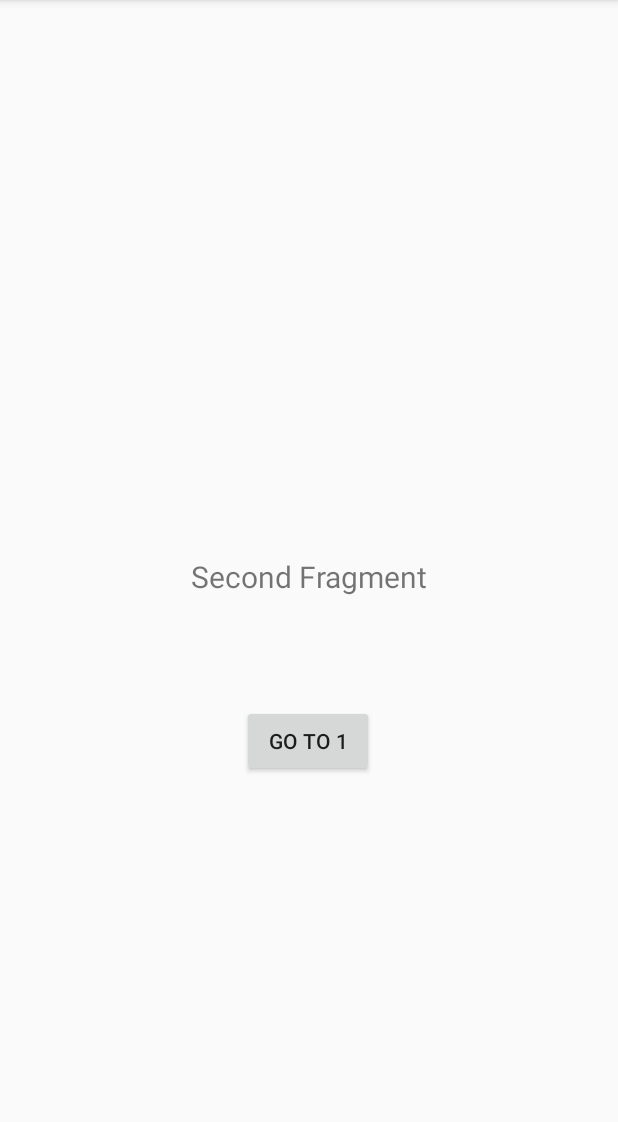
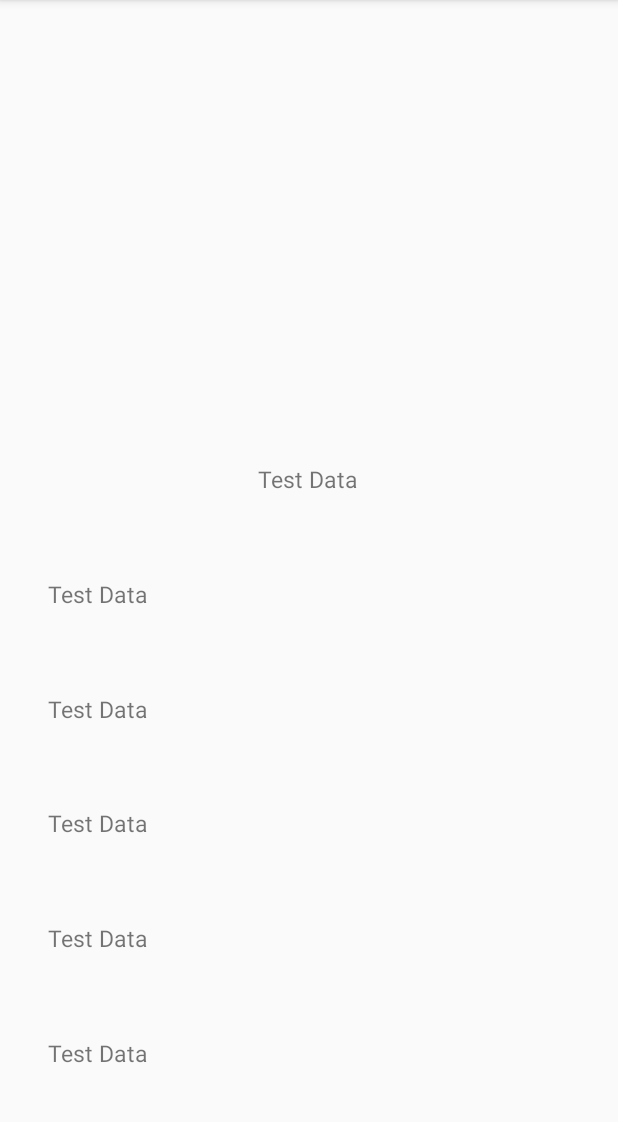
Before and after one commit to hshdave/MajorProjMAD313, an Android app: the SecondFragment screen opened through its navigation route, on a phone screen of 412 x 824 dp, the part 84-1206 px from its top. Run offline under Robolectric (Android 15) with nearby library versions, the phone set to English and light mode, and no system bars; our stand-ins replace Picasso; pictures from the network do not load; 10 statements that could not run were skipped.

Commit message:
implemented Second Fragment

```diff
--- a/app/src/main/java/com/example/myapplication/Recadapter.java
+++ b/app/src/main/java/com/example/myapplication/Recadapter.java
@@ -41,7 +41,11 @@ public class Recadapter extends RecyclerView.Adapter<Recadapter.ViewHolder>{
         Picasso.get().load(arrypro.get(position).getImage()).into(holder.pkimg);
         holder.pkname.setText(arrypro.get(position).getName());
 
+    }
 
+    public void setClickListener(View.OnClickListener itemlistener)
+    {
+        this.itemlistener = itemlistener;
     }
 
     @Override
@@ -61,6 +65,7 @@ public class Recadapter extends RecyclerView.Adapter<Recadapter.ViewHolder>{
             pkimg = itemview.findViewById(R.id.img_pk);
             pkname = itemview.findViewById(R.id.txt_pknm);
             itemview.setTag(this);
+            itemview.setOnClickListener(itemlistener);
         }
 
     }
--- a/app/src/main/java/com/example/myapplication/SecondFragment.java
+++ b/app/src/main/java/com/example/myapplication/SecondFragment.java
@@ -14,32 +14,41 @@ import android.view.LayoutInflater;
 import android.view.View;
 import android.view.ViewGroup;
 import android.widget.Button;
+import android.widget.ImageView;
+import android.widget.TextView;
+
+import com.squareup.picasso.Picasso;
 
 
 public class SecondFragment extends Fragment {
 
 
-    Button btn_go;
+    ImageView imgv;
+    TextView txt_pname,txt_desc,txt_type,txt_height,txt_weight,txt_ability;
+
     private NavController navController;
 
     public SecondFragment() {
         // Required empty public constructor
     }
 
-
     @Override
     public void onViewCreated(@NonNull View view, @Nullable Bundle savedInstanceState) {
         super.onViewCreated(view, savedInstanceState);
 
         navController = Navigation.findNavController(getActivity(),R.id.nav_host_fragment);
-        btn_go = view.findViewById(R.id.btn_second);
+        Pokemon_ p = getArguments().getParcelable("data");
 
-        btn_go.setOnClickListener(new View.OnClickListener() {
-            @Override
-            public void onClick(View v) {
-                navController.navigate(R.id.firstFragment);
-            }
-        });
+        imgv = view.findViewById(R.id.pkd_imgv);
+        txt_pname = view.findViewById(R.id.pkd_txtpname);
+        txt_desc = view.findViewById(R.id.pkd_txtpdesc);
+        txt_ability = view.findViewById(R.id.pkd_txtpability);
+        txt_type = view.findViewById(R.id.pkd_txtptype);
+        txt_height = view.findViewById(R.id.pkd_txtpheight);
+        txt_weight = view.findViewById(R.id.pkd_txtpweight);
+
+        genView(p);
+
     }
 
     @Override
@@ -54,5 +63,17 @@ public class SecondFragment extends Fragment {
         super.onAttach(context);
 
     }
+    public void genView(Pokemon_ p)
+    {
+        Picasso.get().load(p.getImage()).into(imgv);
+        txt_pname.setText(p.getName());
+        txt_desc.setText(p.getDescription());
+        txt_type.setText("Type : "+p.getType());
+        txt_ability.setText("Ability : "+p.getAbility());
+        txt_height.setText("Height : "+p.getHeight());
+        txt_weight.setText("Weight : "+p.getWeight());
+    }
+
+
 
 }
--- a/app/src/main/res/layout/fragment_second.xml
+++ b/app/src/main/res/layout/fragment_second.xml
@@ -6,26 +6,79 @@
     android:layout_height="match_parent"
     tools:context=".SecondFragment">
 
-    <TextView
-        android:id="@+id/txt_secondfrag"
-        android:layout_width="wrap_content"
-        android:layout_height="wrap_content"
-        android:text="Second Fragment"
-        android:textSize="20sp"
-        app:layout_constraintBottom_toBottomOf="parent"
+    <ImageView
+        android:id="@+id/pkd_imgv"
+        android:layout_width="170dp"
+        android:layout_height="170dp"
+        android:layout_marginTop="16dp"
+        app:layout_constraintBottom_toTopOf="@+id/pkd_txtpname"
         app:layout_constraintEnd_toEndOf="parent"
+        app:layout_constraintHorizontal_bias="0.497"
         app:layout_constraintStart_toStartOf="parent"
         app:layout_constraintTop_toTopOf="parent" />
 
-    <Button
-        android:id="@+id/btn_second"
+    <TextView
+        android:id="@+id/pkd_txtpname"
         android:layout_width="wrap_content"
         android:layout_height="wrap_content"
-        android:layout_marginTop="72dp"
-        android:text="Go to 1"
+        android:layout_marginTop="12dp"
+        android:text="Test Data"
+        android:textSize="15sp"
+        app:layout_constraintBottom_toTopOf="@+id/pkd_txtpdesc"
         app:layout_constraintEnd_toEndOf="parent"
         app:layout_constraintHorizontal_bias="0.498"
         app:layout_constraintStart_toStartOf="parent"
-        app:layout_constraintTop_toBottomOf="@+id/txt_secondfrag" />
+        app:layout_constraintTop_toBottomOf="@+id/pkd_imgv" />
+
+    <TextView
+        android:id="@+id/pkd_txtpdesc"
+        android:layout_width="wrap_content"
+        android:layout_height="wrap_content"
+        android:layout_marginStart="32dp"
+        android:textSize="15sp"
+        android:text="Test Data"
+        app:layout_constraintBottom_toTopOf="@+id/pkd_txtpability"
+        app:layout_constraintStart_toStartOf="parent"
+        app:layout_constraintTop_toBottomOf="@+id/pkd_txtpname" />
+
+    <TextView
+        android:id="@+id/pkd_txtpability"
+        android:layout_width="wrap_content"
+        android:layout_height="wrap_content"
+        android:textSize="15sp"
+        android:text="Test Data"
+        app:layout_constraintBottom_toTopOf="@+id/pkd_txtptype"
+        app:layout_constraintStart_toStartOf="@+id/pkd_txtpdesc"
+        app:layout_constraintTop_toBottomOf="@+id/pkd_txtpdesc" />
+
+    <TextView
+        android:id="@+id/pkd_txtptype"
+        android:layout_width="wrap_content"
+        android:layout_height="wrap_content"
+        android:textSize="15sp"
+        android:text="Test Data"
+        app:layout_constraintBottom_toTopOf="@+id/pkd_txtpheight"
+        app:layout_constraintStart_toStartOf="@+id/pkd_txtpability"
+        app:layout_constraintTop_toBottomOf="@+id/pkd_txtpability" />
+
+    <TextView
+        android:id="@+id/pkd_txtpheight"
+        android:layout_width="wrap_content"
+        android:layout_height="wrap_content"
+        android:textSize="15sp"
+        android:text="Test Data"
+        app:layout_constraintBottom_toTopOf="@+id/pkd_txtpweight"
+        app:layout_constraintStart_toStartOf="@+id/pkd_txtptype"
+        app:layout_constraintTop_toBottomOf="@+id/pkd_txtptype" />
+
+    <TextView
+        android:id="@+id/pkd_txtpweight"
+        android:layout_width="wrap_content"
+        android:layout_height="wrap_content"
+        android:textSize="15sp"
+        android:text="Test Data"
+        app:layout_constraintBottom_toBottomOf="parent"
+        app:layout_constraintStart_toStartOf="@+id/pkd_txtpheight"
+        app:layout_constraintTop_toBottomOf="@+id/pkd_txtpheight" />
 
 </androidx.constraintlayout.widget.ConstraintLayout>
```
Also changed, not shown: app/src/main/java/com/example/myapplication/FirstFragment.java (+18 -1 lines), app/src/main/java/com/example/myapplication/Pokemon_.java (+41 -1 lines).
